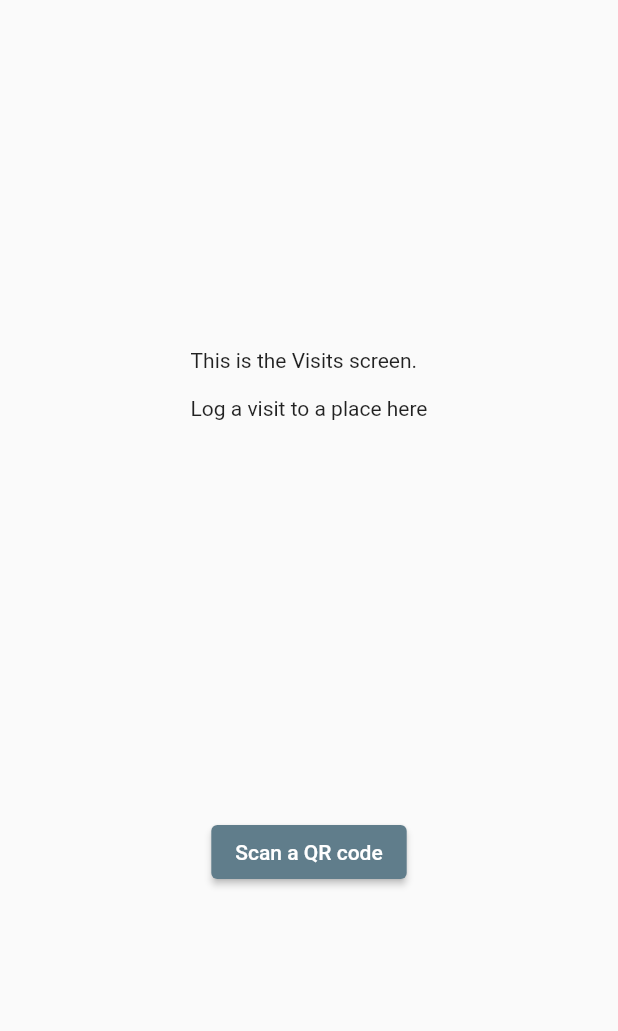
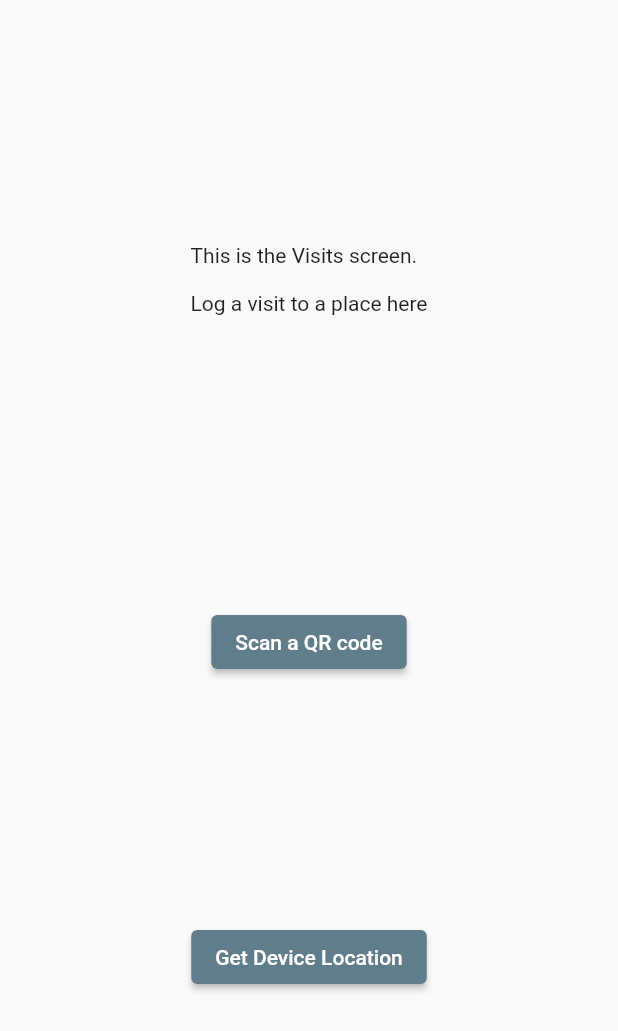
Before and after one commit to cactuspoint/CSCI334Project, a Flutter app: the VisitsPage screen opened directly, on a phone screen of 412 x 824 dp. Shown: the top 1031 px of the screen. Run offline on Flutter 3.47's test engine with Material 2 defaults, Android fonts, the phone set to English and light mode, and no system bars; our stand-ins replace graphql_flutter, qr_flutter; missing offline and left inert: qr_code_scanner.

Commit message:
Add button as per #9

```diff
--- a/client/lib/visits.dart
+++ b/client/lib/visits.dart
@@ -26,6 +26,10 @@ class _VisitsPageState extends State<VisitsPage> {
                 MaterialPageRoute(builder: (context) => QRViewExample()),
               );
             },
+          ),
+          ElevatedButton(
+            child: Text('Get Device Location'),
+            onPressed: () {},
           ),
         ])));
   }
```
